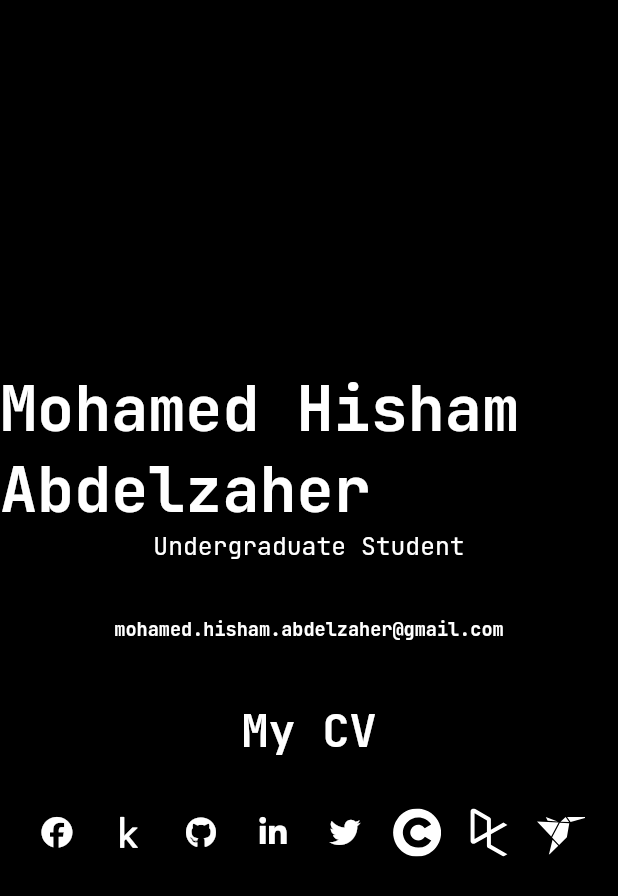
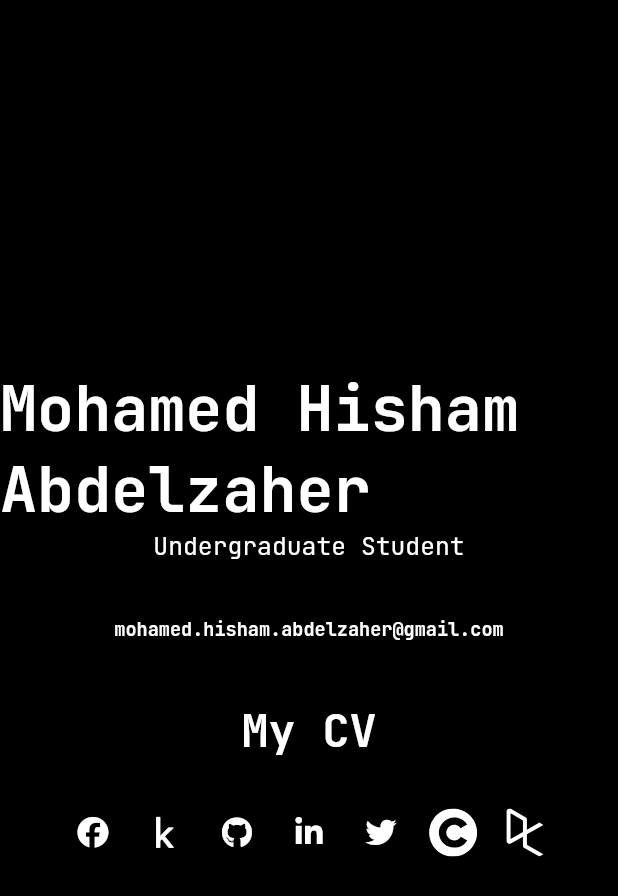
Before and after one commit to MH0386/MH0386.github.io, a Flutter app: the screen it shows after launch, on a phone screen of 412 x 824 dp. Shown: the top 896 px of the screen. Run offline on Flutter 3.47's test engine with Material 2 defaults, Android fonts, the light colour scheme and no system bars; drawn by our look-alikes of animated_text_kit; our stand-ins replace flutter_svg, font_awesome_flutter, google_fonts.

Commit message:
Update main.dart

```diff
--- a/lib/main.dart
+++ b/lib/main.dart
@@ -37,11 +37,6 @@ class _MyAppState extends State<MyApp> {
 </g>
 </svg>
 """;
-  String freelancerLogo = """
-  <svg xmlns="http://www.w3.org/2000/svg" width="60" height="55">
-  <path d="M37.6 8.203l4.36 6.113L64 8.203M14.676 55.797l11.93-11.663-7.18-7.705M35.783 8.203l-6.376 5.75 10.724.4m-29.134-6.15l2.3 4.693 12.62.786M17.753 32.54l9.324-17.393L0 13.683m18.838 19.96l8.807 9.46 9.715-9.523 3.015-17.737-11.84-.604" fill="#ffffff"/>
-  </svg>
-  """;
 
   @override
   Widget build(BuildContext context) {
@@ -255,20 +250,6 @@ class _MyAppState extends State<MyApp> {
                       onPressed: followLink,
                     ),
                   ),
-                  Link(
-                    target: LinkTarget.blank,
-                    uri: Uri.parse('https://www.freelancer.com/u/MH0386'),
-                    builder: (context, followLink) => IconButton(
-                      color: Colors.white,
-                      iconSize: (MediaQuery.of(context).size.width * 0.05 <
-                              MediaQuery.of(context).size.height * 0.05)
-                          ? MediaQuery.of(context).size.width * 0.05
-                          : MediaQuery.of(context).size.height * 0.05,
-                      hoverColor: const Color(0xff29b2fe),
-                      icon: SvgPicture.string(freelancerLogo),
-                      onPressed: followLink,
-                    ),
-                  ),
                 ],
               ),
             ],
```
